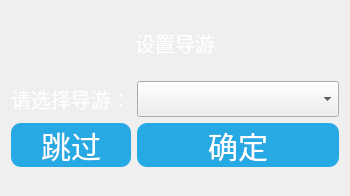
Qt form SetLeaderAndGuiderDlg.ui (hero1356/xiedao_frontgui) before a commit.
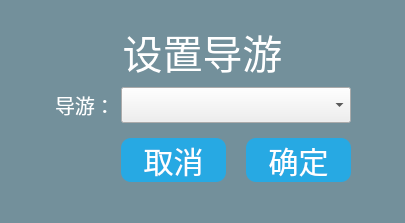
The same form after that commit. Icons and pictures are not drawn.

Commit message: Add Func of set group guider

```diff
--- a/SetLeaderAndGuiderDlg.ui
+++ b/SetLeaderAndGuiderDlg.ui
@@ -6,18 +6,19 @@
    <rect>
     <x>0</x>
     <y>0</y>
-    <width>348</width>
-    <height>196</height>
+    <width>405</width>
+    <height>223</height>
    </rect>
   </property>
   <property name="windowTitle">
    <string>设置导游</string>
   </property>
   <property name="styleSheet">
-   <string notr="true">#SetLeaderAndGuiderDlg { background-color:
-qlineargradient(spread:reflect, x1:0.5, y1:0, x2:0, y2:0,
-stop:0 rgba(91, 204, 233, 100), stop:1 rgba(32, 80, 96,
-100)); }
+   <string notr="true">#SetLeaderAndGuiderDlg 
+{
+	background:  rgba(32, 80, 96, 100);
+	border-image: url(:/images/images/userinput_bg.png);
+}
 
 #mainForm { background-color:rgba(0, 0, 0, 80); }
 QPushButton{
@@ -44,11 +45,29 @@
 min-width: 200px;
 min-height: 30px;
 font-size: 20px;
-}</string>
+}
+#infoLbl
+{ font-size: 40px; min-height: 60px;}</string>
   </property>
   <layout class="QVBoxLayout" name="verticalLayout">
    <item>
-    <widget class="QLabel" name="m_infoLbl">
+    <spacer name="verticalSpacer_2">
+     <property name="orientation">
+      <enum>Qt::Vertical</enum>
+     </property>
+     <property name="sizeType">
+      <enum>QSizePolicy::Fixed</enum>
+     </property>
+     <property name="sizeHint" stdset="0">
+      <size>
+       <width>20</width>
+       <height>10</height>
+      </size>
+     </property>
+    </spacer>
+   </item>
+   <item>
+    <widget class="QLabel" name="infoLbl">
      <property name="sizePolicy">
       <sizepolicy hsizetype="Preferred" vsizetype="Fixed">
        <horstretch>0</horstretch>
@@ -58,7 +77,7 @@
      <property name="minimumSize">
       <size>
        <width>0</width>
-       <height>30</height>
+       <height>60</height>
       </size>
      </property>
      <property name="text">
@@ -70,33 +89,89 @@
     </widget>
    </item>
    <item>
-    <layout class="QGridLayout" name="mainForm">
-     <item row="1" column="1">
-      <widget class="QPushButton" name="m_okBtn">
-       <property name="text">
-        <string>确定</string>
+    <layout class="QHBoxLayout" name="horizontalLayout_2">
+     <item>
+      <spacer name="horizontalSpacer">
+       <property name="orientation">
+        <enum>Qt::Horizontal</enum>
        </property>
-      </widget>
+       <property name="sizeHint" stdset="0">
+        <size>
+         <width>40</width>
+         <height>20</height>
+        </size>
+       </property>
+      </spacer>
      </item>
-     <item row="0" column="1">
-      <widget class="QComboBox" name="m_guiderCb"/>
-     </item>
-     <item row="1" column="0">
-      <widget class="QPushButton" name="m_skipBtn">
-       <property name="text">
-        <string>跳过</string>
+     <item>
+      <layout class="QGridLayout" name="gridLayout">
+       <property name="horizontalSpacing">
+        <number>6</number>
        </property>
-      </widget>
+       <property name="verticalSpacing">
+        <number>15</number>
+       </property>
+       <item row="0" column="0">
+        <widget class="QLabel" name="m_guiderLbl">
+         <property name="text">
+          <string>导游：</string>
+         </property>
+        </widget>
+       </item>
+       <item row="0" column="1">
+        <widget class="QComboBox" name="m_guiderCb"/>
+       </item>
+       <item row="1" column="1">
+        <layout class="QHBoxLayout" name="horizontalLayout">
+         <property name="spacing">
+          <number>20</number>
+         </property>
+         <item>
+          <widget class="QPushButton" name="m_skipBtn">
+           <property name="text">
+            <string>取消</string>
+           </property>
+          </widget>
+         </item>
+         <item>
+          <widget class="QPushButton" name="m_okBtn">
+           <property name="text">
+            <string>确定</string>
+           </property>
+          </widget>
+         </item>
+        </layout>
+       </item>
+      </layout>
      </item>
-     <item row="0" column="0">
-      <widget class="QLabel" name="m_guiderLbl">
-       <property name="text">
-        <string>请选择导游：</string>
+     <item>
+      <spacer name="horizontalSpacer_2">
+       <property name="orientation">
+        <enum>Qt::Horizontal</enum>
        </property>
-      </widget>
+       <property name="sizeHint" stdset="0">
+        <size>
+         <width>40</width>
+         <height>20</height>
+        </size>
+       </property>
+      </spacer>
      </item>
     </layout>
    </item>
+   <item>
+    <spacer name="verticalSpacer">
+     <property name="orientation">
+      <enum>Qt::Vertical</enum>
+     </property>
+     <property name="sizeHint" stdset="0">
+      <size>
+       <width>20</width>
+       <height>14</height>
+      </size>
+     </property>
+    </spacer>
+   </item>
   </layout>
  </widget>
  <resources/>
```
The commit also changes 28 other files.
